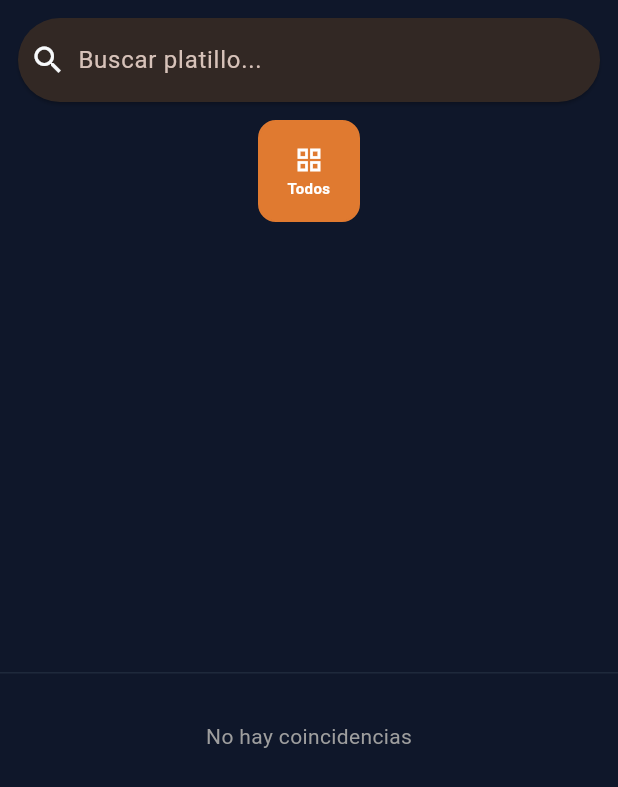
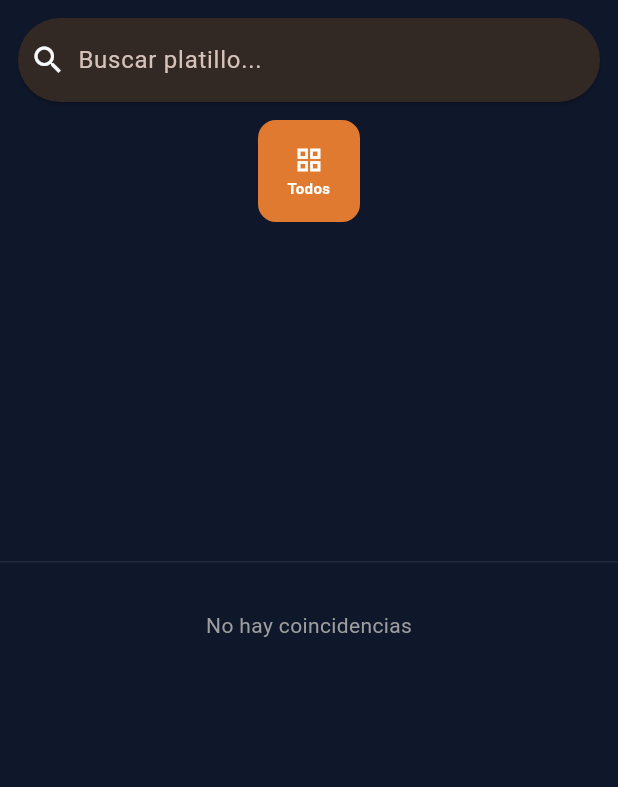
Before and after one commit to gorditasmh2020rigoberto/restaurant, a Flutter app: the MenuBrowser widget shown alone on an empty page, opened directly with empty values, on a phone screen of 412 x 824 dp. Shown: the top 787 px of the screen. Run offline on Flutter 3.47's test engine with Material 3 defaults, Android fonts, the phone set to English and light mode, and no system bars; our stand-ins replace audioplayers, image_picker, pdf, printing, qr_flutter, shared_preferences and 1 more; missing offline and left inert: dart:html, dart:js, dart:js_interop, dart:ui_web; accounts and stored records are empty; key blocks and very long unbroken strings in the code were emptied for the run.

Commit message:
fix: categorías en 4 filas (era 5)
Co-Authored-By: Claude Sonnet 4.6 <noreply@anthropic.com>

```diff
--- a/lib/widgets/menu_browser.dart
+++ b/lib/widgets/menu_browser.dart
@@ -579,7 +579,7 @@ class _MenuBrowserState extends State<MenuBrowser> {
           ),
         ),
         SizedBox(
-          height: 5 * 68 + 4 * 6 + 8,
+          height: 4 * 68 + 3 * 6 + 8,
           child: SingleChildScrollView(
             scrollDirection: Axis.horizontal,
             padding: const EdgeInsets.fromLTRB(12, 4, 12, 4),
```
